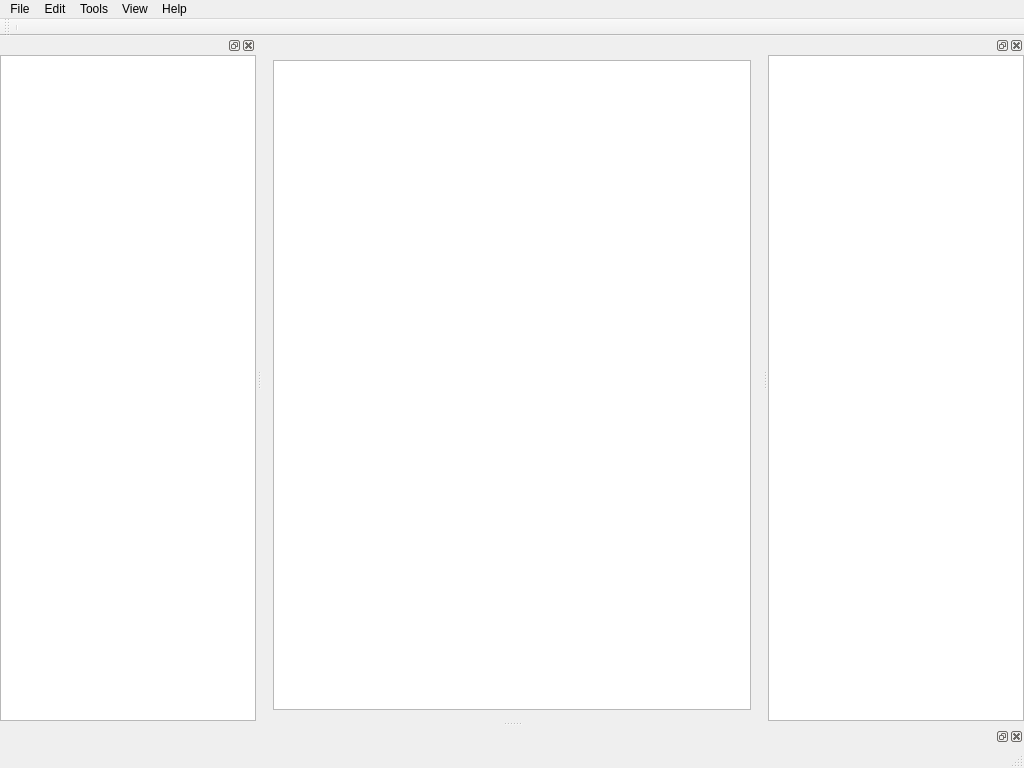
First picture: the form in src/gamside.ui, repository GAMS-dev/studio, before the edit.
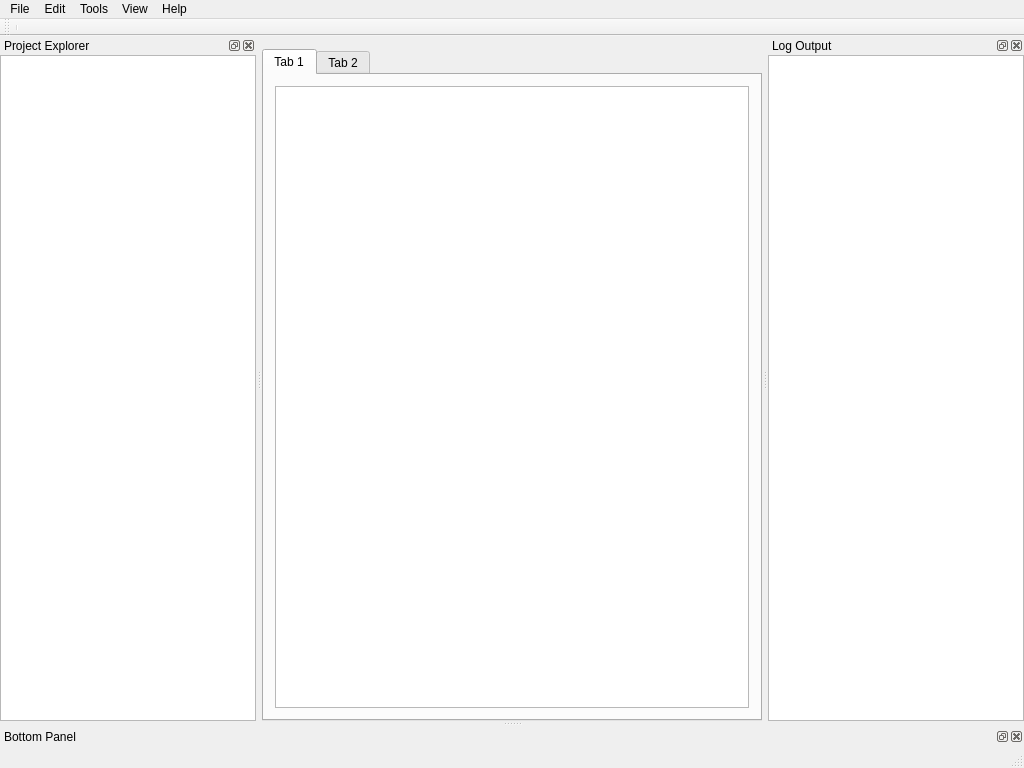
Second picture: the form after the edit. The open tabs and pages were chosen to show the change.

Commit message: added simple tabs for main widget added toggle action for widgets added about and about qt dialog

What changed in the file:
```diff
--- a/src/gamside.ui
+++ b/src/gamside.ui
@@ -24,6 +24,18 @@
     <enum>Qt::NoContextMenu</enum>
    </property>
    <layout class="QGridLayout" name="gridLayout">
+    <property name="leftMargin">
+     <number>0</number>
+    </property>
+    <property name="topMargin">
+     <number>0</number>
+    </property>
+    <property name="rightMargin">
+     <number>0</number>
+    </property>
+    <property name="bottomMargin">
+     <number>0</number>
+    </property>
     <item row="0" column="0">
      <layout class="QGridLayout" name="mainLayout">
       <property name="topMargin">
@@ -32,13 +44,35 @@
       <property name="horizontalSpacing">
        <number>6</number>
       </property>
-      <item row="0" column="0">
-       <widget class="QTextEdit" name="textEditor">
-        <property name="font">
-         <font>
-          <family>Source Code Pro</family>
-         </font>
+      <item row="0" column="1">
+       <widget class="QTabWidget" name="mainTab">
+        <property name="tabShape">
+         <enum>QTabWidget::Rounded</enum>
         </property>
+        <property name="currentIndex">
+         <number>1</number>
+        </property>
+        <widget class="QWidget" name="tab1">
+         <attribute name="title">
+          <string>Tab 1</string>
+         </attribute>
+         <layout class="QGridLayout" name="gridLayout_3">
+          <item row="0" column="0">
+           <widget class="QTextEdit" name="textEdit_2">
+            <property name="font">
+             <font>
+              <family>Source Code Pro</family>
+             </font>
+            </property>
+           </widget>
+          </item>
+         </layout>
+        </widget>
+        <widget class="QWidget" name="tab2">
+         <attribute name="title">
+          <string>Tab 2</string>
+         </attribute>
+        </widget>
        </widget>
       </item>
      </layout>
@@ -121,6 +155,9 @@
    <property name="accessibleName">
     <string>Project Explorer</string>
    </property>
+   <property name="windowTitle">
+    <string>Project Explorer</string>
+   </property>
    <attribute name="dockWidgetArea">
     <number>1</number>
    </attribute>
@@ -154,7 +191,10 @@
     </layout>
    </widget>
   </widget>
-  <widget class="QDockWidget" name="dockRight">
+  <widget class="QDockWidget" name="dockOutput">
+   <property name="windowTitle">
+    <string>Log Output</string>
+   </property>
    <attribute name="dockWidgetArea">
     <number>2</number>
    </attribute>
@@ -188,6 +228,15 @@
    </widget>
   </widget>
   <widget class="QDockWidget" name="dockBottom">
+   <property name="enabled">
+    <bool>true</bool>
+   </property>
+   <property name="floating">
+    <bool>false</bool>
+   </property>
+   <property name="windowTitle">
+    <string>Bottom Panel</string>
+   </property>
    <attribute name="dockWidgetArea">
     <number>8</number>
    </attribute>
```
Left out of the diff: 63 changed lines with no effect on the pictures. The commit also changes 2 other files.
